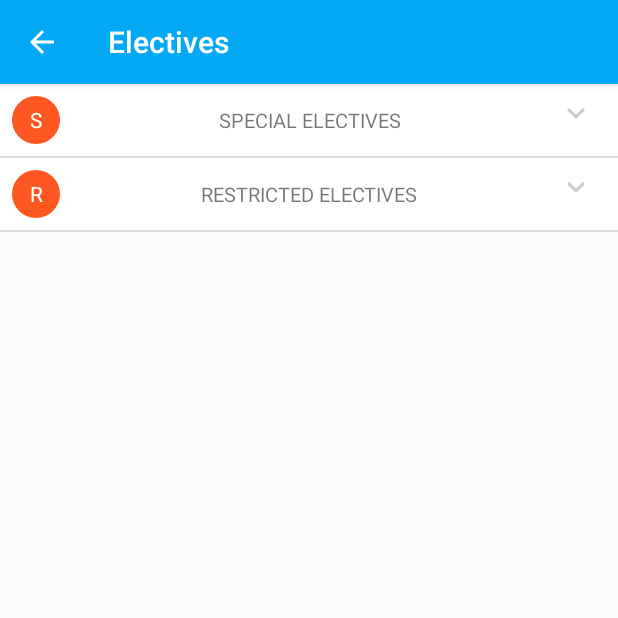
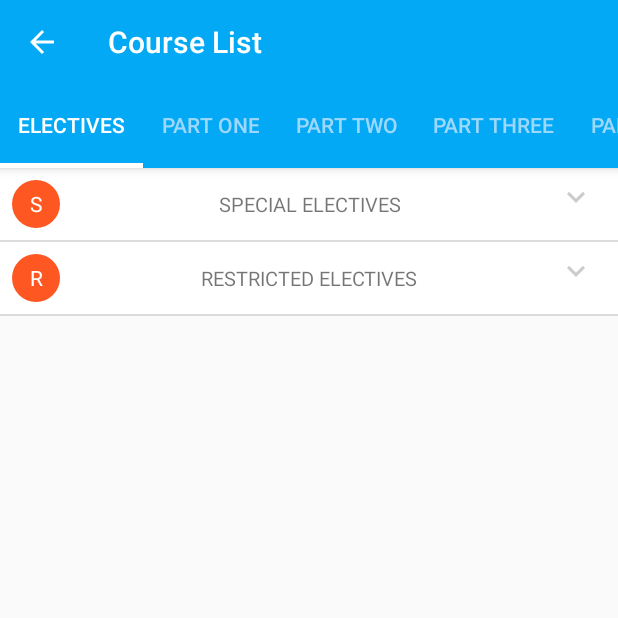
Before and after one commit to afomic/Nacoss, an Android app: the CourseListActivity screen opened directly, with no data from a screen before it, on a phone screen of 412 x 824 dp, the top half of it. Run offline under Robolectric (Android 15) with nearby library versions, the phone set to English and light mode, and no system bars; 2 statements that could not run were skipped.

```diff
--- a/app/src/main/java/com/afomic/nacoss/activities/CourseListActivity.java
+++ b/app/src/main/java/com/afomic/nacoss/activities/CourseListActivity.java
@@ -2,6 +2,7 @@ package com.afomic.nacoss.activities;
 
 import android.content.Intent;
 import android.os.Bundle;
+import android.support.design.widget.TabLayout;
 import android.support.v4.app.Fragment;
 import android.support.v4.app.FragmentManager;
 import android.support.v4.app.FragmentPagerAdapter;
@@ -9,6 +10,7 @@ import android.support.v4.view.ViewPager;
 import android.support.v7.app.AppCompatActivity;
 import android.support.v7.widget.Toolbar;
 import android.view.MenuItem;
+import android.widget.TableLayout;
 
 import com.afomic.nacoss.R;
 import com.afomic.nacoss.data.Constants;
@@ -21,6 +23,7 @@ public class CourseListActivity extends AppCompatActivity{
     ViewPager pager;
     Toolbar toolbar;
     int level,option;
+    TabLayout tabs;
     String[] title={"Electives","Part One","Part Two","Part Three","Part Four","Part Five"};
     @Override
     protected void onCreate(Bundle savedInstanceState) {
@@ -28,15 +31,17 @@ public class CourseListActivity extends AppCompatActivity{
         setContentView(R.layout.single_activity_layout);
         FragmentManager fm=getSupportFragmentManager();
         toolbar=(Toolbar)findViewById(R.id.pager_toolbar);
+        tabs=(TabLayout) findViewById(R.id.course_tab_layout);
         setSupportActionBar(toolbar);
         getSupportActionBar().setDisplayHomeAsUpEnabled(true);
         pager=(ViewPager)findViewById(R.id.single_pager);
+        tabs.setupWithViewPager(pager);
 
         //get the data sent from the course list Fragment
         Bundle passedData=getIntent().getExtras();
         level=passedData.getInt(Constants.LEVEL);
         option=passedData.getInt(Constants.OPTION);
-        setTitle(title[level]);
+        setTitle("Course List");
 
         pager.setAdapter(new FragmentPagerAdapter(fm) {
             @Override
@@ -48,23 +53,12 @@ public class CourseListActivity extends AppCompatActivity{
             public int getCount() {
                 return 6;
             }
-        });
-        pager.setOnPageChangeListener(new ViewPager.OnPageChangeListener() {
             @Override
-            public void onPageScrolled(int position, float positionOffset, int positionOffsetPixels) {
-
-            }
-
-            @Override
-            public void onPageSelected(int position) {
-                setTitle(title[position]);
-            }
-
-            @Override
-            public void onPageScrollStateChanged(int state) {
-
+            public CharSequence getPageTitle(int position) {
+                return title[position];
             }
         });
+
         pager.setCurrentItem(level);
 
 
--- a/app/src/main/java/com/afomic/nacoss/data/GypeeCourseData.java
+++ b/app/src/main/java/com/afomic/nacoss/data/GypeeCourseData.java
@@ -44,7 +44,7 @@ public class GypeeCourseData {
         courses.add(new Course("CPE 206",1,2,2,2,null,"Digital Laboratory I"));
         courses.add(new Course("CSC 305",1,3,3,1,null,"Introduction to Database Systems"));
         courses.add(new Course("CSC 311",1,2,3,1,null,"Introduction to Information Systems"));
-        courses.add(new Course("CSC 315",1,3,3,1,null,"Data Structures & Analysis of Algorithms"));
+        courses.add(new Course("CSC 315",1,2,3,1,null,"Data Structures & Analysis of Algorithms"));
         courses.add(new Course("CSC 317",1,2,3,1,null,"Automata Theory & Computability"));
         courses.add(new Course("CSC 304",1,2,3,2,null,"Business & Commercial Programming"));
         courses.add(new Course("CSC 312",1,2,3,2,"CPE 301","Systems Analysis & Design Methodologies"));
@@ -58,7 +58,7 @@ public class GypeeCourseData {
         courses.add(new Course("CPE 206",3,2,2,2,null,"Digital Laboratory I"));
         courses.add(new Course("CSC 305",3,3,3,1,null,"Introduction to Database Systems"));
         courses.add(new Course("CSC 311",3,2,3,1,null,"Introduction to Information Systems"));
-        courses.add(new Course("CSC 315",3,3,3,1,null,"Data Structures & Analysis of Algorithms"));
+        courses.add(new Course("CSC 315",3,2,3,1,null,"Data Structures & Analysis of Algorithms"));
         courses.add(new Course("CSC 317",3,2,3,1,null,"Automata Theory & Computability"));
         courses.add(new Course("CSC 304",3,2,3,2,null,"Business & Commercial Programming"));
         courses.add(new Course("CSC 312",3,2,3,2,"CPE 301","Systems Analysis & Design Methodologies"));
--- a/app/src/main/java/com/afomic/nacoss/fragment/SetClassDialog.java
+++ b/app/src/main/java/com/afomic/nacoss/fragment/SetClassDialog.java
@@ -102,10 +102,7 @@ public class SetClassDialog extends DialogFragment {
                         TimeTableClass item=new TimeTableClass(time,name.toUpperCase(),venue,color,date,courseLecturerET.getText().toString());
                         dbData.addClass(item);
                         callback.classAdded();
-                        TimeTableClass previousItem=dbData.getClass((time-1),date);
-                        if(previousItem==null||!item.getName().equals(previousItem.getName())){//if the previous is the same as the next, dont set alarm
-                            alarm.setAlarm(item);
-                        }
+                        alarm.setAlarm(item);
                         dismiss();
                     }
 
--- a/app/src/main/res/layout/single_activity_layout.xml
+++ b/app/src/main/res/layout/single_activity_layout.xml
@@ -1,11 +1,35 @@
 <?xml version="1.0" encoding="utf-8"?>
 <LinearLayout xmlns:android="http://schemas.android.com/apk/res/android"
+    xmlns:app="http://schemas.android.com/apk/res-auto"
     android:layout_width="match_parent"
     android:layout_height="match_parent"
     android:orientation="vertical">
-    <include layout="@layout/toolbar"
-        android:id="@+id/pager_toolbar"
-        />
+    <android.support.design.widget.AppBarLayout
+        android:layout_width="match_parent"
+        android:elevation="4dp"
+        android:layout_height="wrap_content">
+        <android.support.v7.widget.Toolbar
+            android:layout_width="match_parent"
+            android:layout_height="wrap_content"
+            android:id="@+id/pager_toolbar"
+            android:background="@color/colorPrimary"
+            app:popupTheme="@style/AppTheme.PopupOverlay"
+            android:theme="@style/AppTheme.AppBarOverlay"/>
+        <android.support.design.widget.TabLayout
+            android:layout_width="match_parent"
+            app:tabMode="scrollable"
+            android:id="@+id/course_tab_layout"
+            android:background="@color/colorPrimary"
+            app:tabIndicatorColor="@color/backgroundColor"
+            app:tabSelectedTextColor="@color/backgroundColor"
+            app:tabIndicatorHeight="3dp"
+            app:tabPaddingBottom="2dp"
+            app:tabTextColor="#FF9DD8FC"
+            app:tabMaxWidth="0dp"
+            app:tabGravity="fill"
+            android:layout_height="?attr/actionBarSize"/>
+    </android.support.design.widget.AppBarLayout>
+
     <android.support.v4.view.ViewPager
         android:id="@+id/single_pager"
         android:layout_width="match_parent" android:layout_height="match_parent"/>
```
Also changed, not shown: app/src/main/java/com/afomic/nacoss/fragment/PersonViewerFragment.java (+3 -19 lines), app/src/main/java/com/afomic/nacoss/services/NotificationService.java (+11 -0 lines), app/src/main/java/com/afomic/nacoss/util/TimeTableConvert.java (+1 -8 lines), app/src/main/res/layout/course.xml (+8 -4 lines), app/src/main/res/layout/welcome_slide3.xml (+4 -3 lines), app/src/main/res/values/strings.xml (+4 -4 lines).
